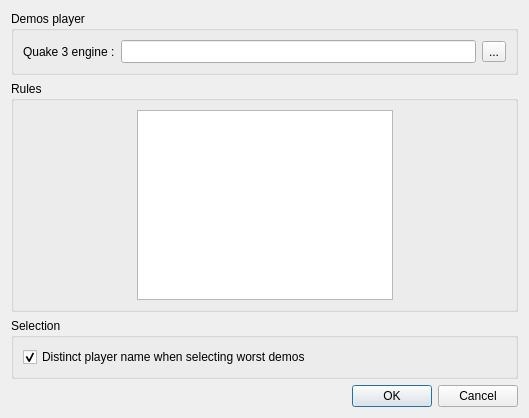
Before: the Qt Designer form src/settingsdialog.ui in sousix/QDM68, drawn with Qt 5.
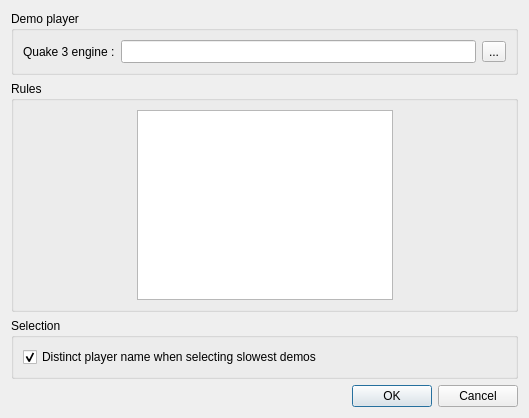
After: the same form once the commit is applied.

What changed in the file:
```diff
--- a/src/settingsdialog.ui
+++ b/src/settingsdialog.ui
@@ -17,7 +17,7 @@
    <item>
     <widget class="QGroupBox" name="groupBox">
      <property name="title">
-      <string>Demos player</string>
+      <string>Demo player</string>
      </property>
      <layout class="QVBoxLayout" name="verticalLayout">
       <item>
@@ -134,7 +134,7 @@
       <item>
        <widget class="QCheckBox" name="boxDistinctPlayer">
         <property name="text">
-         <string>Distinct player name when selecting worst demos</string>
+         <string>Distinct player name when selecting slowest demos</string>
         </property>
         <property name="checked">
          <bool>true</bool>
```
